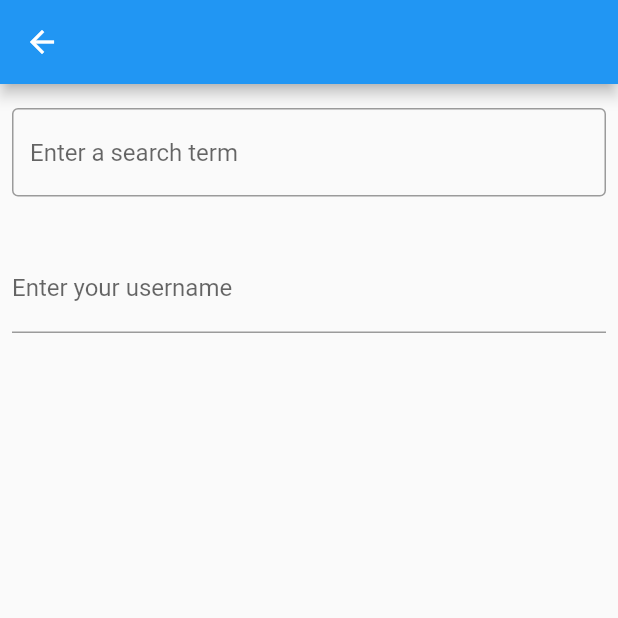
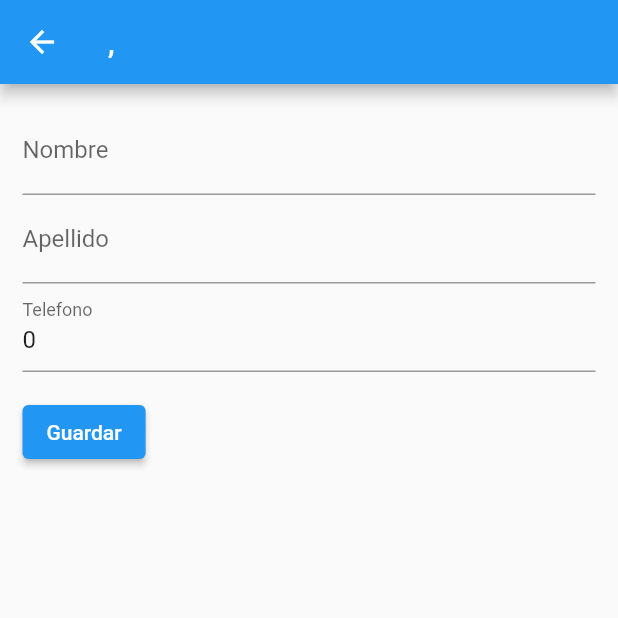
Before and after one commit to andrusio/sala_ensayo, a Flutter app: the PersonaCRUD screen opened directly with empty values, on a phone screen of 412 x 824 dp, the top half of it. Run offline on Flutter 3.47's test engine with Material 2 defaults, Android fonts, the phone set to English and light mode, and no system bars; network calls fail.

Commit message:
avances en crud

```diff
--- a/lib/main.dart
+++ b/lib/main.dart
@@ -52,11 +52,6 @@ class _MyHomePageState extends State<MyHomePage> {
           ],
         ),
       ),
-      floatingActionButton: FloatingActionButton(
-        onPressed: () => print('hola'),
-        tooltip: 'Increment',
-        child: const Icon(Icons.add),
-      ), // This trailing comma makes auto-formatting nicer for build methods.
     );
   }
 }
--- a/lib/models/persona.dart
+++ b/lib/models/persona.dart
@@ -11,10 +11,10 @@ class Persona {
     required this.telefono,
   });
 
-  final int id;
-  final String nombre;
-  final String apellido;
-  final int telefono;
+  int id;
+  String nombre;
+  String apellido;
+  int telefono;
 
   factory Persona.fromJson(Map<String, dynamic> json) => Persona(
         id: json['id'],
--- /dev/null
+++ b/lib/pages/persona_crud.dart
@@ -0,0 +1,107 @@
+import 'package:flutter/material.dart';
+import 'package:sala_ensayo/models/persona.dart';
+
+class PersonaCRUD extends StatefulWidget {
+  const PersonaCRUD({Key? key, required Persona this.persona})
+      : super(key: key);
+
+  final Persona persona;
+
+  @override
+  State<PersonaCRUD> createState() => _PersonaCRUDState();
+}
+
+class _PersonaCRUDState extends State<PersonaCRUD> {
+  @override
+  Widget build(BuildContext context) {
+    return Scaffold(
+      appBar: AppBar(
+        title: Text(widget.persona.apellido + ', ' + widget.persona.nombre),
+      ),
+      body: FormPersona(persona: widget.persona),
+    );
+  }
+}
+
+class FormPersona extends StatefulWidget {
+  const FormPersona({Key? key, required this.persona}) : super(key: key);
+  final Persona persona;
+
+  @override
+  FormPersonaState createState() {
+    return FormPersonaState();
+  }
+}
+
+class FormPersonaState extends State<FormPersona> {
+  final _formKey = GlobalKey<FormState>();
+  @override
+  Widget build(BuildContext context) {
+    return Form(
+      key: _formKey,
+      child: Padding(
+        padding: const EdgeInsets.all(15),
+        child: Column(
+          crossAxisAlignment: CrossAxisAlignment.start,
+          children: <Widget>[
+            TextFormField(
+              decoration: const InputDecoration(
+                border: UnderlineInputBorder(),
+                labelText: 'Nombre',
+              ),
+              initialValue: widget.persona.nombre,
+              //onFieldSubmitted: //aca
+              validator: (value) {
+                if (value == null || value.isEmpty) {
+                  return 'No puede estar vacio';
+                }
+                return null;
+              },
+            ),
+            TextFormField(
+              decoration: const InputDecoration(
+                border: UnderlineInputBorder(),
+                labelText: 'Apellido',
+              ),
+              initialValue: widget.persona.apellido,
+              validator: (value) {
+                if (value == null || value.isEmpty) {
+                  return 'No puede estar vacio';
+                }
+                return null;
+              },
+            ),
+            TextFormField(
+              decoration: const InputDecoration(
+                border: UnderlineInputBorder(),
+                labelText: 'Telefono',
+              ),
+              keyboardType: TextInputType.number,
+              initialValue: widget.persona.telefono.toString(),
+              validator: (value) {
+                if (value == null || value.isEmpty) {
+                  return 'No puede estar vacio';
+                }
+                return null;
+              },
+            ),
+            Padding(
+              padding: const EdgeInsets.symmetric(vertical: 16.0),
+              child: ElevatedButton(
+                onPressed: () {
+                  // Validate returns true if the form is valid, or false otherwise.
+                  if (_formKey.currentState!.validate()) {
+                    ScaffoldMessenger.of(context).showSnackBar(
+                      const SnackBar(content: Text('Procesando...')),
+                    );
+                  }
+                },
+                child: const Text('Guardar'),
+              ),
+            ),
+          ],
+        ),
+      ),
+    );
+  }
+}
--- a/lib/pages/personas_page.dart
+++ b/lib/pages/personas_page.dart
@@ -1,6 +1,7 @@
 import 'package:flutter/material.dart';
 import 'package:http/http.dart' as http;
 import 'package:sala_ensayo/models/persona.dart';
+import 'package:sala_ensayo/pages/persona_crud.dart';
 import 'package:sala_ensayo/widgets/panel_lateral_widget.dart';
 
 class PersonasPage extends StatefulWidget {
@@ -20,6 +21,11 @@ class _PersonasPageState extends State<PersonasPage> {
       ),
       drawer: const PanelLateralWidget(),
       body: _lista(),
+      floatingActionButton: FloatingActionButton(
+        onPressed: () => print('hola'),
+        tooltip: 'Increment',
+        child: const Icon(Icons.add),
+      ), // This trailing comma makes auto-formatting nicer for build methods.
     );
   }
 
@@ -29,7 +35,7 @@ class _PersonasPageState extends State<PersonasPage> {
       builder: (context, snapshot) {
         if (snapshot.hasError) {
           return const Center(
-            child: Text('An error has occurred!'),
+            child: Text('No se puso conectar con el servidor'),
           );
         } else if (snapshot.hasData) {
           return PersonaLista(personas: snapshot.data!);
@@ -73,50 +79,3 @@ class PersonaLista extends StatelessWidget {
     );
   }
 }
-
-class PersonaCRUD extends StatelessWidget {
-  const PersonaCRUD({Key? key, required this.persona}) : super(key: key);
-
-  final Persona persona;
-
-  @override
-  Widget build(BuildContext context) {
-    return Scaffold(
-      appBar: AppBar(
-        title: Text(persona.nombre),
-      ),
-      body: const MyCustomForm(),
-    );
-  }
-}
-
-class MyCustomForm extends StatelessWidget {
-  const MyCustomForm({Key? key}) : super(key: key);
-
-  @override
-  Widget build(BuildContext context) {
-    return Column(
-      crossAxisAlignment: CrossAxisAlignment.start,
-      children: <Widget>[
-        const Padding(
-          padding: EdgeInsets.symmetric(horizontal: 8, vertical: 16),
-          child: TextField(
-            decoration: InputDecoration(
-              border: OutlineInputBorder(),
-              hintText: 'Enter a search term',
-            ),
-          ),
-        ),
-        Padding(
-          padding: const EdgeInsets.symmetric(horizontal: 8, vertical: 16),
-          child: TextFormField(
-            decoration: const InputDecoration(
-              border: UnderlineInputBorder(),
-              labelText: 'Enter your username',
-            ),
-          ),
-        ),
-      ],
-    );
-  }
-}
```
